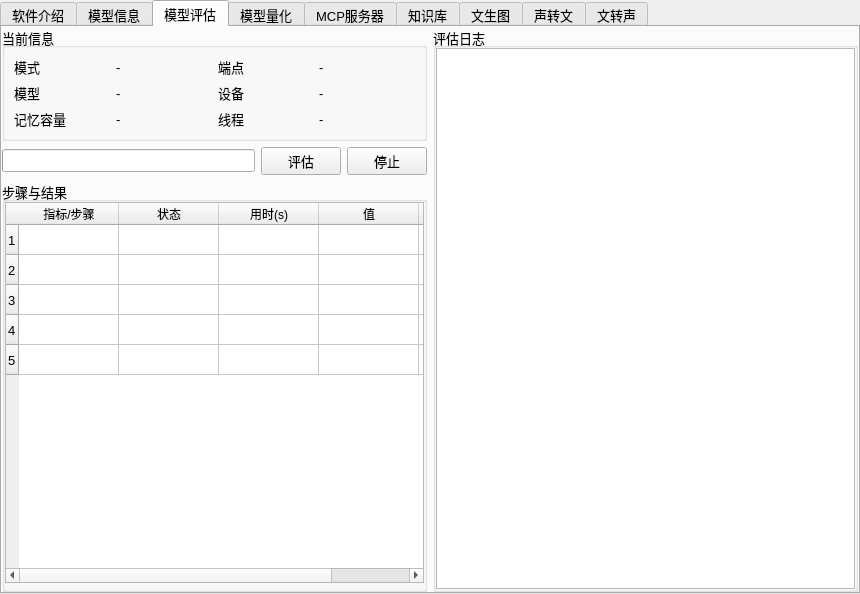
ylsdamxssjxxdd/eva, file src/expend/expend.ui: the form before one commit.
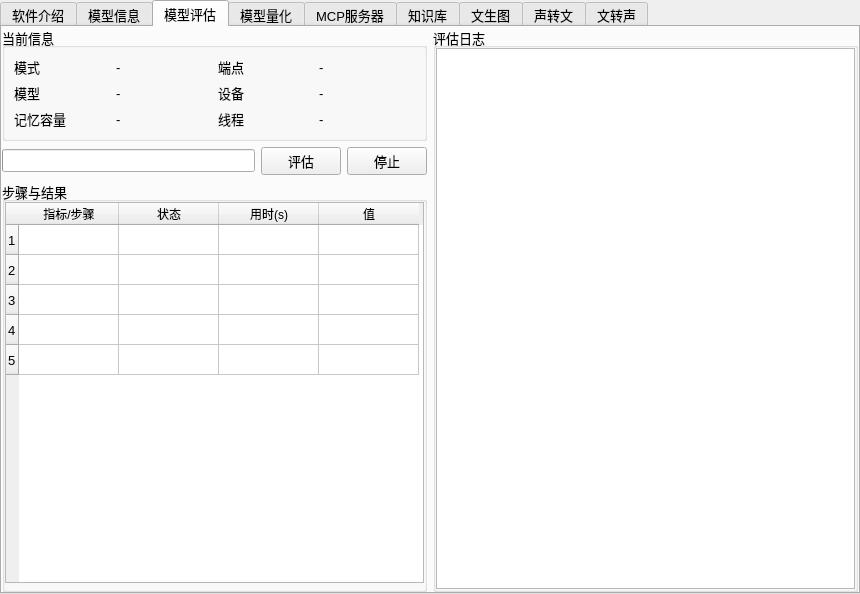
The form after the commit. Custom widgets are drawn as their Qt base class.

Commit message: 模型评估-日志改进

```diff
--- a/src/expend/expend.ui
+++ b/src/expend/expend.ui
@@ -396,7 +396,7 @@
                 <number>5</number>
                </property>
                <property name="columnCount">
-                <number>5</number>
+                <number>4</number>
                </property>
                <row/>
                <row/>
@@ -423,11 +423,6 @@
                  <string>值</string>
                 </property>
                </column>
-               <column>
-                <property name="text">
-                 <string>说明</string>
-                </property>
-               </column>
               </widget>
              </item>
              <item>
```
Left out of the diff: 1 changed line with no effect on the pictures. Lines whose indentation alone changed are shown as unchanged. The commit also changes 2 other files.
